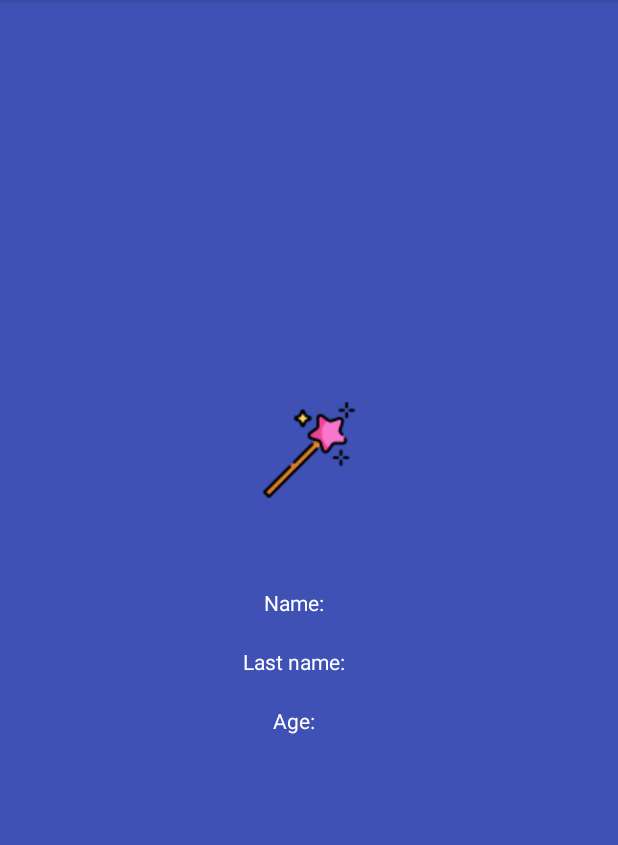
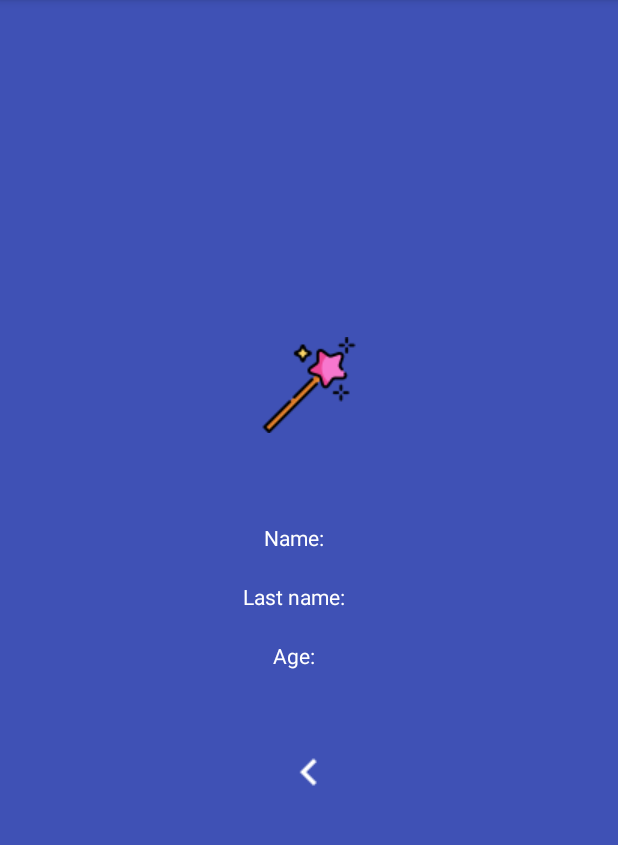
Before and after one commit to elifcatamak/android--intent, an Android app: the ShowData screen opened directly, with no data from a screen before it, on a phone screen of 412 x 824 dp, the part 84-929 px from its top. Run offline under Robolectric (Android 15) with nearby library versions, the phone set to English and light mode, and no system bars.

Commit message:
Returned from ShowData activity with RESULT_OK

```diff
--- a/app/src/main/java/com/example/intentpractice/MainActivity.java
+++ b/app/src/main/java/com/example/intentpractice/MainActivity.java
@@ -69,5 +69,9 @@ public class MainActivity extends AppCompatActivity {
     @Override
     protected void onActivityResult(int requestCode, int resultCode, @Nullable Intent data) {
         super.onActivityResult(requestCode, resultCode, data);
+
+        if(requestCode == REQUEST_CODE && resultCode == RESULT_OK){
+            Toast.makeText(MainActivity.this, R.string.toast_return_success, Toast.LENGTH_SHORT).show();
+        }
     }
 }
--- a/app/src/main/java/com/example/intentpractice/ShowData.java
+++ b/app/src/main/java/com/example/intentpractice/ShowData.java
@@ -2,13 +2,18 @@ package com.example.intentpractice;
 
 import androidx.appcompat.app.AppCompatActivity;
 
+import android.content.Intent;
 import android.os.Bundle;
+import android.view.View;
+import android.widget.ImageButton;
 import android.widget.TextView;
 
 public class ShowData extends AppCompatActivity {
     private TextView showName;
     private TextView showLastName;
     private TextView showAge;
+    private ImageButton backButton;
+
     private String name;
     private String lastName;
     private int age;
@@ -21,6 +26,7 @@ public class ShowData extends AppCompatActivity {
         showName = findViewById(R.id.show_id_name);
         showLastName = findViewById(R.id.show_id_lastname);
         showAge = findViewById(R.id.show_id_age);
+        backButton = findViewById(R.id.show_id_back);
 
         Bundle extras = getIntent().getExtras();
 
@@ -33,5 +39,16 @@ public class ShowData extends AppCompatActivity {
             showLastName.setText(lastName);
             showAge.setText(String.valueOf(age));
         }
+
+        backButton.setOnClickListener(new View.OnClickListener() {
+            @Override
+            public void onClick(View v) {
+                Intent intent = getIntent();
+                intent.putExtra("returnMsg", "Back from ShowData activity");
+                setResult(RESULT_OK, intent);
+
+                finish();
+            }
+        });
     }
 }
--- a/app/src/main/res/layout/activity_show_data.xml
+++ b/app/src/main/res/layout/activity_show_data.xml
@@ -78,4 +78,14 @@
             android:textColor="@android:color/white"/>
 
     </LinearLayout>
+
+    <ImageButton
+        android:id="@+id/show_id_back"
+        android:layout_width="match_parent"
+        android:layout_height="wrap_content"
+        android:layout_marginTop="30dp"
+        android:src="@drawable/baseline_navigate_before_white_18dp"
+        android:backgroundTint="@android:color/transparent"
+        android:contentDescription="@string/back"/>
+
 </LinearLayout>
--- a/app/src/main/res/values/strings.xml
+++ b/app/src/main/res/values/strings.xml
@@ -16,4 +16,6 @@
     <string name="show_name"></string>
     <string name="show_lastname"></string>
     <string name="show_age"></string>
+    <string name="back">Back</string>
+    <string name="toast_return_success">Returned back successfully</string>
 </resources>
```
Also changed, not shown: app/src/main/res/drawable-v24/baseline_navigate_before_white_18dp.png (added), app/src/main/res/drawable/baseline_navigate_before_white_18dp.png (added).
